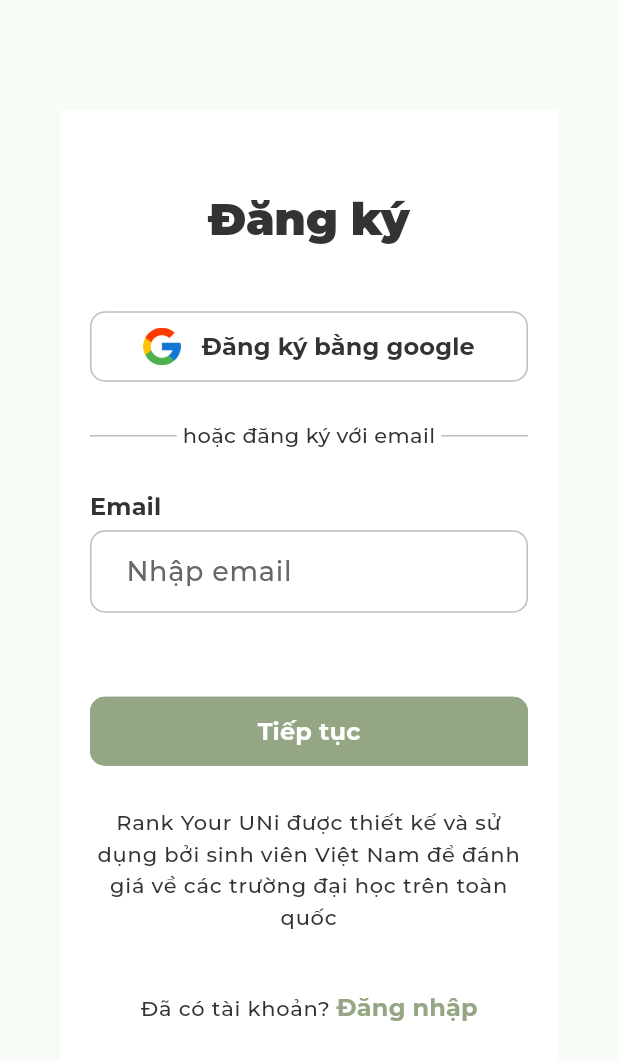
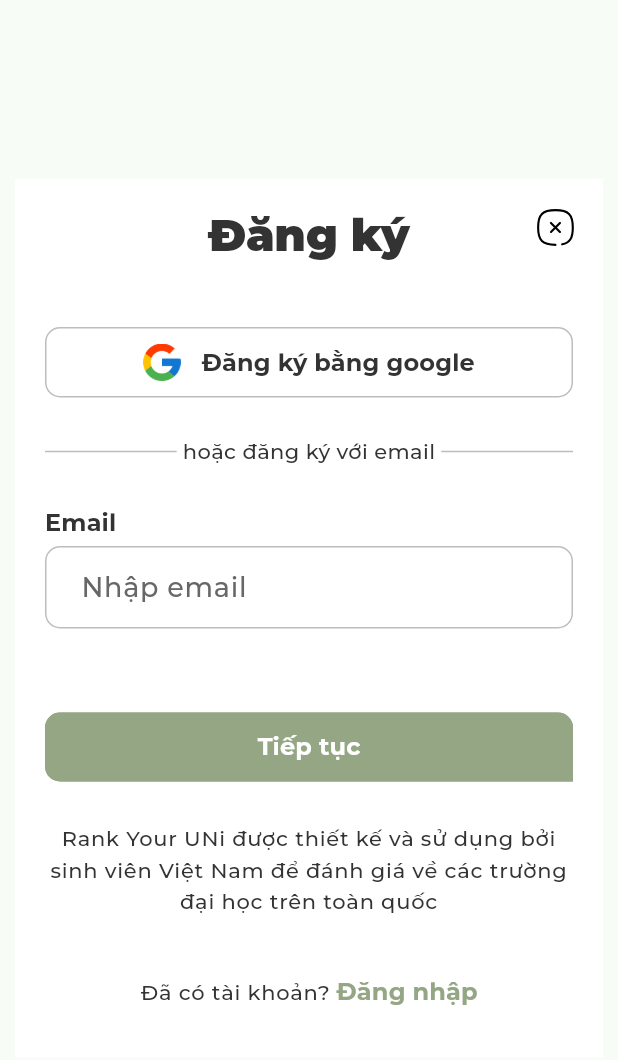
Before and after one commit to xuuanthuc/rank_your_uni, a Flutter app: the AuthForm widget shown alone on an empty page, opened directly, on a phone screen of 412 x 824 dp. Shown: the top 1060 px of the screen. Run offline on Flutter 3.47's test engine with Material 3 defaults, Android fonts, the phone set to English and light mode, and no system bars; our stand-ins replace auto_size_text, connectivity_plus, dio, dropdown_button2, equatable, firebase_core and 10 more; accounts and stored records are empty; generated files the repository leaves out were written again; network calls fail; project files that could hold a hidden picture were left out.

Commit message:
update UI

```diff
--- a/lib/src/screens/authentication/auth_form.dart
+++ b/lib/src/screens/authentication/auth_form.dart
@@ -1,5 +1,6 @@
 import 'package:flutter/material.dart';
 import 'package:flutter_bloc/flutter_bloc.dart';
+import 'package:flutter_svg/svg.dart';
 import 'package:go_router/go_router.dart';
 import 'package:template/global/style/styles.dart';
 import 'package:template/global/utilities/toast.dart';
@@ -12,6 +13,7 @@ import 'package:template/src/screens/widgets/expandable_page_view.dart';
 
 import '../../../global/validators/validators.dart';
 import '../../global_bloc/settings/app_settings_bloc.dart';
+import '../widgets/responsive_builder.dart';
 import 'bloc/auth_form_cubit.dart';
 
 class AuthForm extends StatefulWidget {
@@ -65,11 +67,23 @@ class _AuthFormState extends State<AuthForm> {
         backgroundColor: Colors.white,
         surfaceTintColor: Colors.transparent,
         shape: const RoundedRectangleBorder(
-            borderRadius: BorderRadius.all(Radius.circular(0))),
-        child: Container(
+          borderRadius: BorderRadius.all(
+            Radius.circular(0),
+          ),
+        ),
+        insetPadding: const EdgeInsets.all(10),
+        child: Stack(
+          children: [
+            Container(
               constraints: const BoxConstraints(maxWidth: Public.mobileSize),
-          padding: const EdgeInsets.symmetric(vertical: 20),
+              padding: EdgeInsets.symmetric(
+                vertical: ResponsiveBuilder.setHorizontalPadding(context),
+              ),
               child: SingleChildScrollView(
+                child: Padding(
+                  padding: EdgeInsets.symmetric(
+                    horizontal: ResponsiveBuilder.setHorizontalPadding(context),
+                  ),
                   child: ExpandablePageView(
                     pageController: _pageController,
                     pageIndex: widget.pageIndex,
@@ -87,7 +101,8 @@ class _AuthFormState extends State<AuthForm> {
                         },
                         continueSignUp: (email) {
                           final text = AppLocalizations.of(context)!;
-                    if (TextFieldValidator.emailValidator(email) != null) {
+                          if (TextFieldValidator.emailValidator(email) !=
+                              null) {
                             context
                                 .read<AuthFormCubit>()
                                 .showError(error: text.invalidEmail);
@@ -132,6 +147,30 @@ class _AuthFormState extends State<AuthForm> {
                 ),
               ),
             ),
+            Visibility(
+              visible: MediaQuery.sizeOf(context).width <= Public.tabletSize,
+              child: Row(
+                mainAxisAlignment: MainAxisAlignment.end,
+                children: [
+                  Padding(
+                    padding: const EdgeInsets.all(8),
+                    child: IconButton(
+                      onPressed: () => context.pop(),
+                      icon: SizedBox(
+                        height: 30,
+                        width: 30,
+                        child: SvgPicture.asset(
+                          AppImages.iSheetClose,
+                        ),
+                      ),
+                    ),
+                  )
+                ],
+              ),
+            ),
+          ],
+        ),
+      ),
     );
   }
 
--- a/lib/src/screens/authentication/widgets/sign_up_form.dart
+++ b/lib/src/screens/authentication/widgets/sign_up_form.dart
@@ -46,11 +46,6 @@ class _SignUpEmailFormState extends State<SignUpEmailForm> {
     final theme = Theme.of(context);
     return Form(
       key: _formKey,
-      child: Container(
-        padding: EdgeInsets.symmetric(
-          horizontal: ResponsiveBuilder.setHorizontalPadding(context),
-          vertical: 35,
-        ),
       child: Column(
         crossAxisAlignment: CrossAxisAlignment.center,
         mainAxisSize: MainAxisSize.min,
@@ -155,7 +150,6 @@ class _SignUpEmailFormState extends State<SignUpEmailForm> {
             ],
           )
         ],
-        ),
       ),
     );
   }
--- a/lib/src/screens/profile/bloc/profile_cubit.dart
+++ b/lib/src/screens/profile/bloc/profile_cubit.dart
@@ -24,7 +24,6 @@ class ProfileCubit extends Cubit<ProfileState> {
   void getMyReview() async {
     emit(state.copyWith(status: ProfileStatus.loading));
     final res = await _userRepository.getMyReviews();
-    await Future.delayed(const Duration(seconds: 2));
     if (res.isSuccess) {
       emit(state.copyWith(
         status: ProfileStatus.success,
```
Also changed, not shown: lib/src/screens/authentication/widgets/sign_in_form.dart (+1 -6 lines), lib/src/screens/authentication/widgets/update_user_profile_form.dart (+1 -7 lines), 1 other file. Lines whose indentation alone changed are shown as unchanged.
